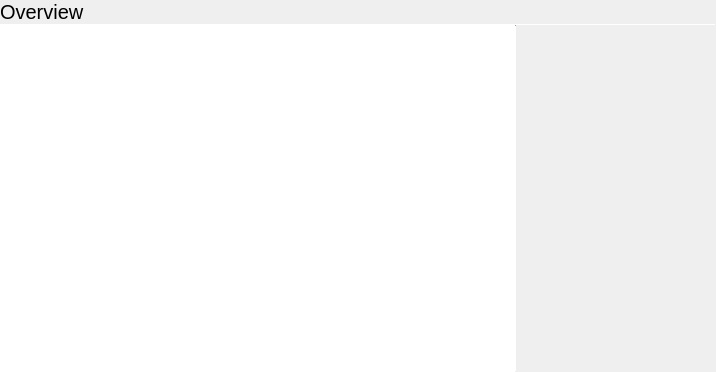
theCheeseboard/theHeartbeat, file heartbeat/mainwindow.ui: the form before one commit.
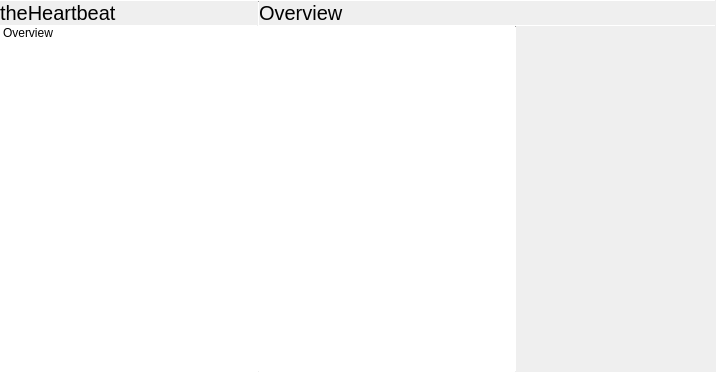
The form after the commit. Icons and pictures are not drawn. Custom widgets are drawn as their Qt base class.

Diff of the .ui file:
```diff
--- a/heartbeat/mainwindow.ui
+++ b/heartbeat/mainwindow.ui
@@ -17,21 +17,114 @@
    <iconset theme="utilities-system-monitor"/>
   </property>
   <widget class="QWidget" name="centralWidget">
+   <layout class="QVBoxLayout" name="verticalLayout_3">
+    <property name="spacing">
+     <number>0</number>
+    </property>
+    <property name="leftMargin">
+     <number>0</number>
+    </property>
+    <property name="topMargin">
+     <number>0</number>
+    </property>
+    <property name="rightMargin">
+     <number>0</number>
+    </property>
+    <property name="bottomMargin">
+     <number>0</number>
+    </property>
+    <item>
+     <widget class="Line" name="line_5">
+      <property name="maximumSize">
+       <size>
+        <width>16777215</width>
+        <height>1</height>
+       </size>
+      </property>
+      <property name="orientation">
+       <enum>Qt::Horizontal</enum>
+      </property>
+     </widget>
+    </item>
+    <item>
+     <layout class="QHBoxLayout" name="horizontalLayout_4">
+      <property name="spacing">
+       <number>0</number>
+      </property>
+      <item>
    <layout class="QVBoxLayout" name="verticalLayout">
-    <property name="leftMargin">
+        <property name="spacing">
      <number>0</number>
     </property>
-    <property name="topMargin">
-     <number>0</number>
-    </property>
-    <property name="rightMargin">
-     <number>0</number>
-    </property>
-    <property name="bottomMargin">
-     <number>0</number>
-    </property>
+        <item>
+         <widget class="QLabel" name="appTitleLabel">
+          <property name="font">
+           <font>
+            <pointsize>15</pointsize>
+           </font>
+          </property>
+          <property name="text">
+           <string>theHeartbeat</string>
+          </property>
+          <property name="margin">
+           <number>9</number>
+          </property>
+         </widget>
+        </item>
     <item>
-     <widget class="QStackedWidget" name="stackedWidget">
+         <widget class="Line" name="line_4">
+          <property name="maximumSize">
+           <size>
+            <width>16777215</width>
+            <height>1</height>
+           </size>
+          </property>
+          <property name="orientation">
+           <enum>Qt::Horizontal</enum>
+          </property>
+         </widget>
+        </item>
+        <item>
+         <widget class="QListWidget" name="paneSelection">
+          <property name="frameShape">
+           <enum>QFrame::NoFrame</enum>
+          </property>
+          <property name="horizontalScrollBarPolicy">
+           <enum>Qt::ScrollBarAlwaysOff</enum>
+          </property>
+          <property name="iconSize">
+           <size>
+            <width>32</width>
+            <height>32</height>
+           </size>
+          </property>
+          <item>
+           <property name="text">
+            <string>Overview</string>
+           </property>
+           <property name="icon">
+            <iconset theme="computer"/>
+           </property>
+          </item>
+         </widget>
+        </item>
+       </layout>
+      </item>
+      <item>
+       <widget class="Line" name="line_3">
+        <property name="maximumSize">
+         <size>
+          <width>1</width>
+          <height>16777215</height>
+         </size>
+        </property>
+        <property name="orientation">
+         <enum>Qt::Vertical</enum>
+        </property>
+       </widget>
+      </item>
+      <item>
+       <widget class="tStackedWidget" name="pages">
       <property name="currentIndex">
        <number>0</number>
       </property>
@@ -172,7 +265,7 @@
                <x>0</x>
                <y>0</y>
                <width>200</width>
-               <height>303</height>
+                 <height>300</height>
               </rect>
              </property>
              <property name="minimumSize">
@@ -237,6 +330,8 @@
      </widget>
     </item>
    </layout>
+    </item>
+   </layout>
   </widget>
   <widget class="QMenuBar" name="menuBar">
    <property name="geometry">
@@ -251,6 +346,12 @@
  </widget>
  <layoutdefault spacing="6" margin="11"/>
  <customwidgets>
+  <customwidget>
+   <class>tStackedWidget</class>
+   <extends>QStackedWidget</extends>
+   <header location="global">tstackedwidget.h</header>
+   <container>1</container>
+  </customwidget>
   <customwidget>
    <class>PercentagePane</class>
    <extends>QWidget</extends>
```
Left out of the diff: 27 changed lines with no effect on the pictures. Lines whose indentation alone changed are shown as unchanged.
